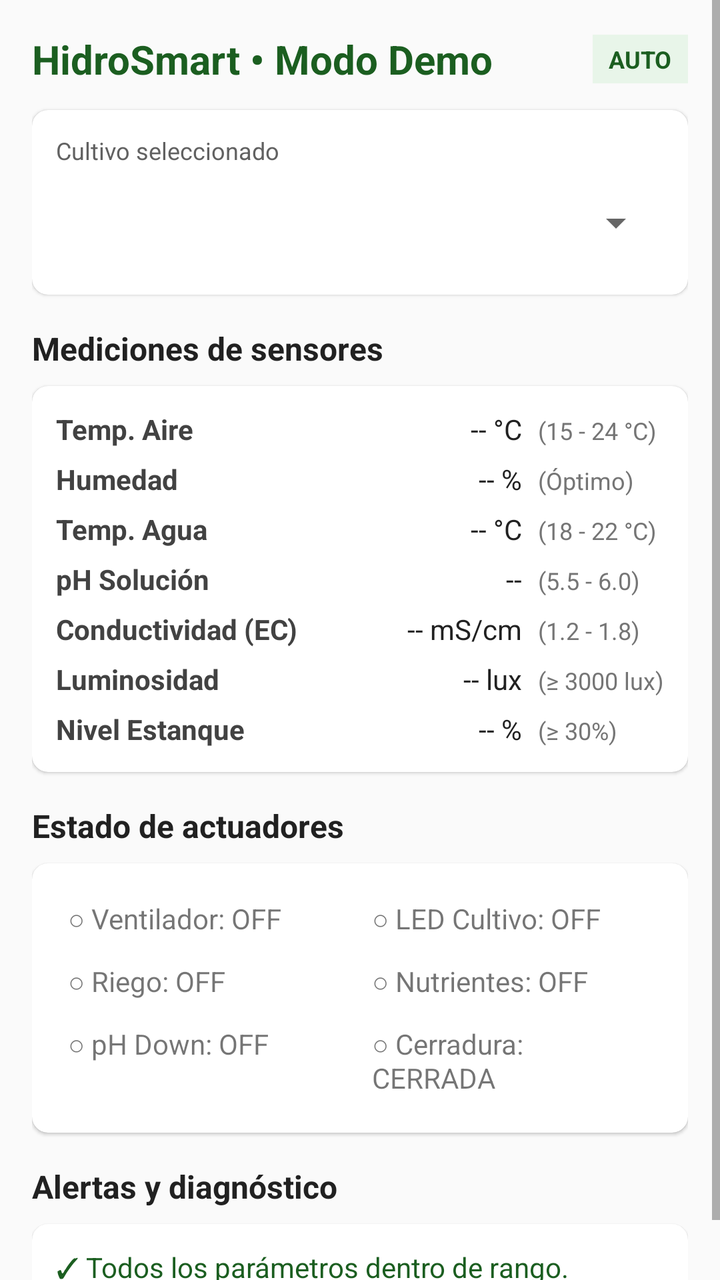
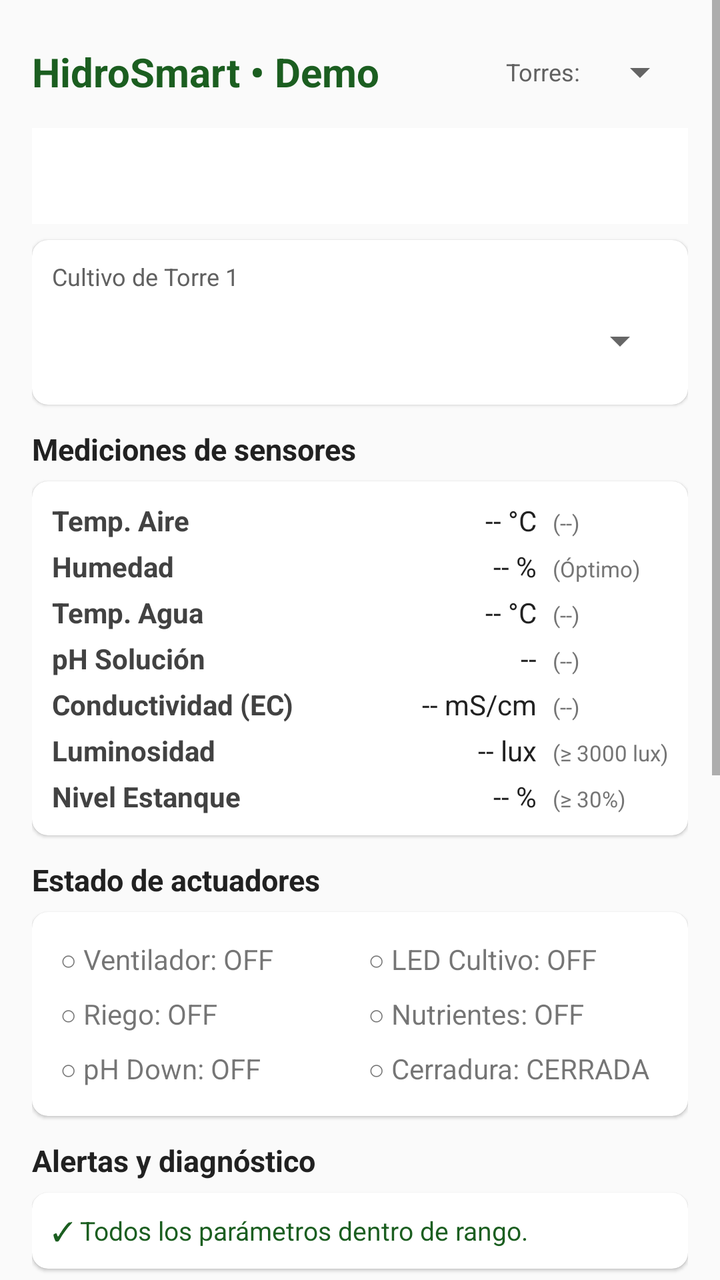

Two renders of the same Android screen: before a commit and after it. Below are the layout's source before the change and the commit's diff.
<!-- AndroidManifest.xml: application theme Theme.HidroSmart -->
<!-- res/layout/activity_main.xml -->
<?xml version="1.0" encoding="utf-8"?>
<ScrollView xmlns:android="http://schemas.android.com/apk/res/android"
    xmlns:app="http://schemas.android.com/apk/res-auto"
    android:id="@+id/main"
    android:layout_width="match_parent"
    android:layout_height="match_parent"
    android:background="#FAFAFA"
    android:fillViewport="true">

    <LinearLayout
        android:layout_width="match_parent"
        android:layout_height="wrap_content"
        android:orientation="vertical"
        android:padding="16dp">

        
        <LinearLayout
            android:layout_width="match_parent"
            android:layout_height="wrap_content"
            android:gravity="center_vertical"
            android:orientation="horizontal">

            <TextView
                android:id="@+id/tvTitulo"
                android:layout_width="0dp"
                android:layout_height="wrap_content"
                android:layout_weight="1"
                android:text="HidroSmart • Modo Demo"
                android:textColor="#1B5E20"
                android:textSize="20sp"
                android:textStyle="bold" />

            <TextView
                android:id="@+id/tvModoBadge"
                android:layout_width="wrap_content"
                android:layout_height="wrap_content"
                android:background="#E8F5E9"
                android:paddingStart="8dp"
                android:paddingTop="4dp"
                android:paddingEnd="8dp"
                android:paddingBottom="4dp"
                android:text="AUTO"
                android:textColor="#1B5E20"
                android:textSize="12sp"
                android:textStyle="bold" />
        </LinearLayout>

        
        <com.google.android.material.card.MaterialCardView
            android:layout_width="match_parent"
            android:layout_height="wrap_content"
            android:layout_marginTop="12dp"
            app:cardCornerRadius="8dp"
            app:cardElevation="1dp">

            <LinearLayout
                android:layout_width="match_parent"
                android:layout_height="wrap_content"
                android:orientation="vertical"
                android:padding="12dp">

                <TextView
                    android:layout_width="wrap_content"
                    android:layout_height="wrap_content"
                    android:text="Cultivo seleccionado"
                    android:textColor="#616161"
                    android:textSize="12sp" />

                <Spinner
                    android:id="@+id/spnCultivo"
                    android:layout_width="match_parent"
                    android:layout_height="48dp"
                    android:layout_marginTop="4dp" />
            </LinearLayout>
        </com.google.android.material.card.MaterialCardView>

        
        <TextView
            android:layout_width="wrap_content"
            android:layout_height="wrap_content"
            android:layout_marginTop="16dp"
            android:text="Mediciones de sensores"
            android:textColor="#212121"
            android:textSize="16sp"
            android:textStyle="bold" />

        <com.google.android.material.card.MaterialCardView
            android:layout_width="match_parent"
            android:layout_height="wrap_content"
            android:layout_marginTop="8dp"
            app:cardCornerRadius="8dp"
            app:cardElevation="1dp">

            <TableLayout
                android:layout_width="match_parent"
                android:layout_height="wrap_content"
                android:padding="12dp"
                android:stretchColumns="1">

                
                <TableRow android:paddingBottom="6dp">
                    <TextView android:text="Temp. Aire" android:textColor="#424242" android:textStyle="bold" />
                    <TextView android:id="@+id/tvTempAire" android:gravity="end" android:text="-- °C" android:textColor="#212121" />
                    <TextView android:id="@+id/tvRangoAire" android:layout_marginStart="8dp" android:text="(15 - 24 °C)" android:textColor="#757575" android:textSize="12sp" />
                </TableRow>

                
                <TableRow android:paddingBottom="6dp">
                    <TextView android:text="Humedad" android:textColor="#424242" android:textStyle="bold" />
                    <TextView android:id="@+id/tvHumedad" android:gravity="end" android:text="-- %" android:textColor="#212121" />
                    <TextView android:layout_marginStart="8dp" android:text="(Óptimo)" android:textColor="#757575" android:textSize="12sp" />
                </TableRow>

                
                <TableRow android:paddingBottom="6dp">
                    <TextView android:text="Temp. Agua" android:textColor="#424242" android:textStyle="bold" />
                    <TextView android:id="@+id/tvTempAgua" android:gravity="end" android:text="-- °C" android:textColor="#212121" />
                    <TextView android:id="@+id/tvRangoAgua" android:layout_marginStart="8dp" android:text="(18 - 22 °C)" android:textColor="#757575" android:textSize="12sp" />
                </TableRow>

                
                <TableRow android:paddingBottom="6dp">
                    <TextView android:text="pH Solución" android:textColor="#424242" android:textStyle="bold" />
                    <TextView android:id="@+id/tvPh" android:gravity="end" android:text="--" android:textColor="#212121" />
                    <TextView android:id="@+id/tvRangoPh" android:layout_marginStart="8dp" android:text="(5.5 - 6.0)" android:textColor="#757575" android:textSize="12sp" />
                </TableRow>

                
                <TableRow android:paddingBottom="6dp">
                    <TextView android:text="Conductividad (EC)" android:textColor="#424242" android:textStyle="bold" />
                    <TextView android:id="@+id/tvEc" android:gravity="end" android:text="-- mS/cm" android:textColor="#212121" />
                    <TextView android:id="@+id/tvRangoEc" android:layout_marginStart="8dp" android:text="(1.2 - 1.8)" android:textColor="#757575" android:textSize="12sp" />
                </TableRow>

                
                <TableRow android:paddingBottom="6dp">
                    <TextView android:text="Luminosidad" android:textColor="#424242" android:textStyle="bold" />
                    <TextView android:id="@+id/tvLux" android:gravity="end" android:text="-- lux" android:textColor="#212121" />
                    <TextView android:layout_marginStart="8dp" android:text="(≥ 3000 lux)" android:textColor="#757575" android:textSize="12sp" />
                </TableRow>

                
                <TableRow>
                    <TextView android:text="Nivel Estanque" android:textColor="#424242" android:textStyle="bold" />
                    <TextView android:id="@+id/tvNivel" android:gravity="end" android:text="-- %" android:textColor="#212121" />
                    <TextView android:layout_marginStart="8dp" android:text="(≥ 30%)" android:textColor="#757575" android:textSize="12sp" />
                </TableRow>
            </TableLayout>
        </com.google.android.material.card.MaterialCardView>

        
        <TextView
            android:layout_width="wrap_content"
            android:layout_height="wrap_content"
            android:layout_marginTop="16dp"
            android:text="Estado de actuadores"
            android:textColor="#212121"
            android:textSize="16sp"
            android:textStyle="bold" />

        <com.google.android.material.card.MaterialCardView
            android:layout_width="match_parent"
            android:layout_height="wrap_content"
            android:layout_marginTop="8dp"
            app:cardCornerRadius="8dp"
            app:cardElevation="1dp">

            <GridLayout
                android:layout_width="match_parent"
                android:layout_height="wrap_content"
                android:columnCount="2"
                android:padding="12dp">

                <TextView android:id="@+id/actVentilador" android:layout_width="0dp" android:layout_columnWeight="1" android:padding="6dp" android:text="○ Ventilador: OFF" />
                <TextView android:id="@+id/actLed" android:layout_width="0dp" android:layout_columnWeight="1" android:padding="6dp" android:text="○ LED Cultivo: OFF" />
                <TextView android:id="@+id/actBomba" android:layout_width="0dp" android:layout_columnWeight="1" android:padding="6dp" android:text="○ Riego: OFF" />
                <TextView android:id="@+id/actNutrientes" android:layout_width="0dp" android:layout_columnWeight="1" android:padding="6dp" android:text="○ Nutrientes: OFF" />
                <TextView android:id="@+id/actPhPump" android:layout_width="0dp" android:layout_columnWeight="1" android:padding="6dp" android:text="○ pH Down: OFF" />
                <TextView android:id="@+id/actCerradura" android:layout_width="0dp" android:layout_columnWeight="1" android:padding="6dp" android:text="○ Cerradura: CERRADA" />
            </GridLayout>
        </com.google.android.material.card.MaterialCardView>

        
        <TextView
            android:layout_width="wrap_content"
            android:layout_height="wrap_content"
            android:layout_marginTop="16dp"
            android:text="Alertas y diagnóstico"
            android:textColor="#212121"
            android:textSize="16sp"
            android:textStyle="bold" />

        <com.google.android.material.card.MaterialCardView
            android:layout_width="match_parent"
            android:layout_height="wrap_content"
            android:layout_marginTop="8dp"
            app:cardCornerRadius="8dp"
            app:cardElevation="1dp">

            <TextView
                android:id="@+id/tvAlertas"
                android:layout_width="match_parent"
                android:layout_height="wrap_content"
                android:lineSpacingExtra="4dp"
                android:padding="12dp"
                android:text="✓ Todos los parámetros dentro de rango."
                android:textColor="#1B5E20"
                android:textSize="14sp" />
        </com.google.android.material.card.MaterialCardView>

    </LinearLayout>
</ScrollView>
<!-- resources referenced by this layout -->
<resources>
  <style name="Theme.HidroSmart" parent="Theme.MaterialComponents.DayNight.NoActionBar">
          
          <item name="colorPrimary">@color/purple_500</item>
          <item name="colorPrimaryVariant">@color/purple_700</item>
          <item name="colorOnPrimary">@color/white</item>
          
          <item name="colorSecondary">@color/teal_200</item>
          <item name="colorSecondaryVariant">@color/teal_700</item>
          <item name="colorOnSecondary">@color/black</item>
          
          <item name="android:statusBarColor">?attr/colorPrimaryVariant</item>
          
      </style>
  <color name="purple_500">#FF6200EE</color>
  <color name="purple_700">#FF3700B3</color>
  <color name="white">#FFFFFFFF</color>
  <color name="teal_200">#FF03DAC5</color>
  <color name="teal_700">#FF018786</color>
  <color name="black">#FF000000</color>
</resources>

<!-- the commit's change to res/layout/activity_main.xml (unified diff, before → after) -->
@@ -21,35 +21,43 @@
             android:orientation="horizontal">
 
             <TextView
-                android:id="@+id/tvTitulo"
                 android:layout_width="0dp"
                 android:layout_height="wrap_content"
                 android:layout_weight="1"
-                android:text="HidroSmart • Modo Demo"
+                android:text="HidroSmart • Demo"
                 android:textColor="#1B5E20"
                 android:textSize="20sp"
                 android:textStyle="bold" />
 
             <TextView
-                android:id="@+id/tvModoBadge"
                 android:layout_width="wrap_content"
                 android:layout_height="wrap_content"
-                android:background="#E8F5E9"
-                android:paddingStart="8dp"
-                android:paddingTop="4dp"
-                android:paddingEnd="8dp"
-                android:paddingBottom="4dp"
-                android:text="AUTO"
-                android:textColor="#1B5E20"
-                android:textSize="12sp"
-                android:textStyle="bold" />
+                android:layout_marginEnd="6dp"
+                android:text="Torres:"
+                android:textColor="#616161"
+                android:textSize="12sp" />
+
+            <Spinner
+                android:id="@+id/spnCantidadTorres"
+                android:layout_width="wrap_content"
+                android:layout_height="40dp" />
         </LinearLayout>
 
         
-        <com.google.android.material.card.MaterialCardView
-            android:layout_width="match_parent"
-            android:layout_height="wrap_content"
-            android:layout_marginTop="12dp"
+        <com.google.android.material.tabs.TabLayout
+            android:id="@+id/tabTorres"
+            android:layout_width="match_parent"
+            android:layout_height="wrap_content"
+            android:layout_marginTop="8dp"
+            app:tabIndicatorColor="#1B5E20"
+            app:tabMode="fixed"
+            app:tabSelectedTextColor="#1B5E20" />
+
+        
+        <com.google.android.material.card.MaterialCardView
+            android:layout_width="match_parent"
+            android:layout_height="wrap_content"
+            android:layout_marginTop="8dp"
             app:cardCornerRadius="8dp"
             app:cardElevation="1dp">
 
@@ -57,20 +65,21 @@
                 android:layout_width="match_parent"
                 android:layout_height="wrap_content"
                 android:orientation="vertical"
-                android:padding="12dp">
+                android:padding="10dp">
 
                 <TextView
+                    android:id="@+id/tvLabelCultivo"
                     android:layout_width="wrap_content"
                     android:layout_height="wrap_content"
-                    android:text="Cultivo seleccionado"
+                    android:text="Cultivo de Torre 1"
                     android:textColor="#616161"
                     android:textSize="12sp" />
 
                 <Spinner
                     android:id="@+id/spnCultivo"
                     android:layout_width="match_parent"
-                    android:layout_height="48dp"
-                    android:layout_marginTop="4dp" />
+                    android:layout_height="44dp"
+                    android:layout_marginTop="2dp" />
             </LinearLayout>
         </com.google.android.material.card.MaterialCardView>
 
@@ -78,72 +87,65 @@
         <TextView
             android:layout_width="wrap_content"
             android:layout_height="wrap_content"
-            android:layout_marginTop="16dp"
+            android:layout_marginTop="12dp"
             android:text="Mediciones de sensores"
             android:textColor="#212121"
-            android:textSize="16sp"
-            android:textStyle="bold" />
-
-        <com.google.android.material.card.MaterialCardView
-            android:layout_width="match_parent"
-            android:layout_height="wrap_content"
-            android:layout_marginTop="8dp"
+            android:textSize="15sp"
+            android:textStyle="bold" />
+
+        <com.google.android.material.card.MaterialCardView
+            android:layout_width="match_parent"
+            android:layout_height="wrap_content"
+            android:layout_marginTop="6dp"
             app:cardCornerRadius="8dp"
             app:cardElevation="1dp">
 
             <TableLayout
                 android:layout_width="match_parent"
                 android:layout_height="wrap_content"
-                android:padding="12dp"
+                android:padding="10dp"
                 android:stretchColumns="1">
 
-                
-                <TableRow android:paddingBottom="6dp">
+                <TableRow android:paddingBottom="4dp">
                     <TextView android:text="Temp. Aire" android:textColor="#424242" android:textStyle="bold" />
                     <TextView android:id="@+id/tvTempAire" android:gravity="end" android:text="-- °C" android:textColor="#212121" />
-                    <TextView android:id="@+id/tvRangoAire" android:layout_marginStart="8dp" android:text="(15 - 24 °C)" android:textColor="#757575" android:textSize="12sp" />
-                </TableRow>
-
-                
-                <TableRow android:paddingBottom="6dp">
+                    <TextView android:id="@+id/tvRangoAire" android:layout_marginStart="8dp" android:text="(--)" android:textColor="#757575" android:textSize="11sp" />
+                </TableRow>
+
+                <TableRow android:paddingBottom="4dp">
                     <TextView android:text="Humedad" android:textColor="#424242" android:textStyle="bold" />
                     <TextView android:id="@+id/tvHumedad" android:gravity="end" android:text="-- %" android:textColor="#212121" />
-                    <TextView android:layout_marginStart="8dp" android:text="(Óptimo)" android:textColor="#757575" android:textSize="12sp" />
-                </TableRow>
-
-                
-                <TableRow android:paddingBottom="6dp">
+                    <TextView android:layout_marginStart="8dp" android:text="(Óptimo)" android:textColor="#757575" android:textSize="11sp" />
+                </TableRow>
+
+                <TableRow android:paddingBottom="4dp">
                     <TextView android:text="Temp. Agua" android:textColor="#424242" android:textStyle="bold" />
                     <TextView android:id="@+id/tvTempAgua" android:gravity="end" android:text="-- °C" android:textColor="#212121" />
-                    <TextView android:id="@+id/tvRangoAgua" android:layout_marginStart="8dp" android:text="(18 - 22 °C)" android:textColor="#757575" android:textSize="12sp" />
-                </TableRow>
-
-                
-                <TableRow android:paddingBottom="6dp">
+                    <TextView android:id="@+id/tvRangoAgua" android:layout_marginStart="8dp" android:text="(--)" android:textColor="#757575" android:textSize="11sp" />
+                </TableRow>
+
+                <TableRow android:paddingBottom="4dp">
                     <TextView android:text="pH Solución" android:textColor="#424242" android:textStyle="bold" />
                     <TextView android:id="@+id/tvPh" android:gravity="end" android:text="--" android:textColor="#212121" />
-                    <TextView android:id="@+id/tvRangoPh" android:layout_marginStart="8dp" android:text="(5.5 - 6.0)" android:textColor="#757575" android:textSize="12sp" />
-                </TableRow>
-
-                
-                <TableRow android:paddingBottom="6dp">
+                    <TextView android:id="@+id/tvRangoPh" android:layout_marginStart="8dp" android:text="(--)" android:textColor="#757575" android:textSize="11sp" />
+                </TableRow>
+
+                <TableRow android:paddingBottom="4dp">
                     <TextView android:text="Conductividad (EC)" android:textColor="#424242" android:textStyle="bold" />
                     <TextView android:id="@+id/tvEc" android:gravity="end" android:text="-- mS/cm" android:textColor="#212121" />
-                    <TextView android:id="@+id/tvRangoEc" android:layout_marginStart="8dp" android:text="(1.2 - 1.8)" android:textColor="#757575" android:textSize="12sp" />
-                </TableRow>
-
-                
-                <TableRow android:paddingBottom="6dp">
+                    <TextView android:id="@+id/tvRangoEc" android:layout_marginStart="8dp" android:text="(--)" android:textColor="#757575" android:textSize="11sp" />
+                </TableRow>
+
+                <TableRow android:paddingBottom="4dp">
                     <TextView android:text="Luminosidad" android:textColor="#424242" android:textStyle="bold" />
                     <TextView android:id="@+id/tvLux" android:gravity="end" android:text="-- lux" android:textColor="#212121" />
-                    <TextView android:layout_marginStart="8dp" android:text="(≥ 3000 lux)" android:textColor="#757575" android:textSize="12sp" />
-                </TableRow>
-
-                
+                    <TextView android:layout_marginStart="8dp" android:text="(≥ 3000 lux)" android:textColor="#757575" android:textSize="11sp" />
+                </TableRow>
+
                 <TableRow>
                     <TextView android:text="Nivel Estanque" android:textColor="#424242" android:textStyle="bold" />
                     <TextView android:id="@+id/tvNivel" android:gravity="end" android:text="-- %" android:textColor="#212121" />
-                    <TextView android:layout_marginStart="8dp" android:text="(≥ 30%)" android:textColor="#757575" android:textSize="12sp" />
+                    <TextView android:layout_marginStart="8dp" android:text="(≥ 30%)" android:textColor="#757575" android:textSize="11sp" />
                 </TableRow>
             </TableLayout>
         </com.google.android.material.card.MaterialCardView>
@@ -152,16 +154,16 @@
         <TextView
             android:layout_width="wrap_content"
             android:layout_height="wrap_content"
-            android:layout_marginTop="16dp"
+            android:layout_marginTop="12dp"
             android:text="Estado de actuadores"
             android:textColor="#212121"
-            android:textSize="16sp"
-            android:textStyle="bold" />
-
-        <com.google.android.material.card.MaterialCardView
-            android:layout_width="match_parent"
-            android:layout_height="wrap_content"
-            android:layout_marginTop="8dp"
+            android:textSize="15sp"
+            android:textStyle="bold" />
+
+        <com.google.android.material.card.MaterialCardView
+            android:layout_width="match_parent"
+            android:layout_height="wrap_content"
+            android:layout_marginTop="6dp"
             app:cardCornerRadius="8dp"
             app:cardElevation="1dp">
 
@@ -169,14 +171,14 @@
                 android:layout_width="match_parent"
                 android:layout_height="wrap_content"
                 android:columnCount="2"
-                android:padding="12dp">
-
-                <TextView android:id="@+id/actVentilador" android:layout_width="0dp" android:layout_columnWeight="1" android:padding="6dp" android:text="○ Ventilador: OFF" />
-                <TextView android:id="@+id/actLed" android:layout_width="0dp" android:layout_columnWeight="1" android:padding="6dp" android:text="○ LED Cultivo: OFF" />
-                <TextView android:id="@+id/actBomba" android:layout_width="0dp" android:layout_columnWeight="1" android:padding="6dp" android:text="○ Riego: OFF" />
-                <TextView android:id="@+id/actNutrientes" android:layout_width="0dp" android:layout_columnWeight="1" android:padding="6dp" android:text="○ Nutrientes: OFF" />
-                <TextView android:id="@+id/actPhPump" android:layout_width="0dp" android:layout_columnWeight="1" android:padding="6dp" android:text="○ pH Down: OFF" />
-                <TextView android:id="@+id/actCerradura" android:layout_width="0dp" android:layout_columnWeight="1" android:padding="6dp" android:text="○ Cerradura: CERRADA" />
+                android:padding="10dp">
+
+                <TextView android:id="@+id/actVentilador" android:layout_width="0dp" android:layout_columnWeight="1" android:padding="4dp" android:text="○ Ventilador: OFF" />
+                <TextView android:id="@+id/actLed" android:layout_width="0dp" android:layout_columnWeight="1" android:padding="4dp" android:text="○ LED Cultivo: OFF" />
+                <TextView android:id="@+id/actBomba" android:layout_width="0dp" android:layout_columnWeight="1" android:padding="4dp" android:text="○ Riego: OFF" />
+                <TextView android:id="@+id/actNutrientes" android:layout_width="0dp" android:layout_columnWeight="1" android:padding="4dp" android:text="○ Nutrientes: OFF" />
+                <TextView android:id="@+id/actPhPump" android:layout_width="0dp" android:layout_columnWeight="1" android:padding="4dp" android:text="○ pH Down: OFF" />
+                <TextView android:id="@+id/actCerradura" android:layout_width="0dp" android:layout_columnWeight="1" android:padding="4dp" android:text="○ Cerradura: CERRADA" />
             </GridLayout>
         </com.google.android.material.card.MaterialCardView>
 
@@ -184,16 +186,16 @@
         <TextView
             android:layout_width="wrap_content"
             android:layout_height="wrap_content"
-            android:layout_marginTop="16dp"
+            android:layout_marginTop="12dp"
             android:text="Alertas y diagnóstico"
             android:textColor="#212121"
-            android:textSize="16sp"
-            android:textStyle="bold" />
-
-        <com.google.android.material.card.MaterialCardView
-            android:layout_width="match_parent"
-            android:layout_height="wrap_content"
-            android:layout_marginTop="8dp"
+            android:textSize="15sp"
+            android:textStyle="bold" />
+
+        <com.google.android.material.card.MaterialCardView
+            android:layout_width="match_parent"
+            android:layout_height="wrap_content"
+            android:layout_marginTop="6dp"
             app:cardCornerRadius="8dp"
             app:cardElevation="1dp">
 
@@ -201,12 +203,49 @@
                 android:id="@+id/tvAlertas"
                 android:layout_width="match_parent"
                 android:layout_height="wrap_content"
-                android:lineSpacingExtra="4dp"
-                android:padding="12dp"
+                android:lineSpacingExtra="3dp"
+                android:padding="10dp"
                 android:text="✓ Todos los parámetros dentro de rango."
                 android:textColor="#1B5E20"
-                android:textSize="14sp" />
-        </com.google.android.material.card.MaterialCardView>
+                android:textSize="13sp" />
+        </com.google.android.material.card.MaterialCardView>
+
+        
+        <TextView
+            android:layout_width="wrap_content"
+            android:layout_height="wrap_content"
+            android:layout_marginTop="14dp"
+            android:text="Aplicar escenario a esta torre"
+            android:textColor="#212121"
+            android:textSize="15sp"
+            android:textStyle="bold" />
+
+        <GridLayout
+            android:layout_width="match_parent"
+            android:layout_height="wrap_content"
+            android:layout_marginTop="6dp"
+            android:columnCount="2">
+
+            <Button android:id="@+id/btnEscCalor" style="?attr/materialButtonOutlinedStyle" android:layout_width="0dp" android:layout_columnWeight="1" android:layout_margin="2dp" android:text="Calor" />
+            <Button android:id="@+id/btnEscFrio" style="?attr/materialButtonOutlinedStyle" android:layout_width="0dp" android:layout_columnWeight="1" android:layout_margin="2dp" android:text="Frío" />
+            <Button android:id="@+id/btnEscAguaCal" style="?attr/materialButtonOutlinedStyle" android:layout_width="0dp" android:layout_columnWeight="1" android:layout_margin="2dp" android:text="Agua caliente" />
+            <Button android:id="@+id/btnEscAguaFria" style="?attr/materialButtonOutlinedStyle" android:layout_width="0dp" android:layout_columnWeight="1" android:layout_margin="2dp" android:text="Agua fría" />
+            <Button android:id="@+id/btnEscPhAlto" style="?attr/materialButtonOutlinedStyle" android:layout_width="0dp" android:layout_columnWeight="1" android:layout_margin="2dp" android:text="pH alto" />
+            <Button android:id="@+id/btnEscPhBajo" style="?attr/materialButtonOutlinedStyle" android:layout_width="0dp" android:layout_columnWeight="1" android:layout_margin="2dp" android:text="pH bajo" />
+            <Button android:id="@+id/btnEscEcBaja" style="?attr/materialButtonOutlinedStyle" android:layout_width="0dp" android:layout_columnWeight="1" android:layout_margin="2dp" android:text="EC baja" />
+            <Button android:id="@+id/btnEscEcAlta" style="?attr/materialButtonOutlinedStyle" android:layout_width="0dp" android:layout_columnWeight="1" android:layout_margin="2dp" android:text="EC alta" />
+            <Button android:id="@+id/btnEscOscuridad" style="?attr/materialButtonOutlinedStyle" android:layout_width="0dp" android:layout_columnWeight="1" android:layout_margin="2dp" android:text="Poca luz" />
+            <Button android:id="@+id/btnEscNivelBajo" style="?attr/materialButtonOutlinedStyle" android:layout_width="0dp" android:layout_columnWeight="1" android:layout_margin="2dp" android:text="Nivel bajo" />
+            <Button android:id="@+id/btnEscNivelCritico" style="?attr/materialButtonOutlinedStyle" android:layout_width="0dp" android:layout_columnWeight="1" android:layout_margin="2dp" android:text="Nivel crítico" />
+            <Button android:id="@+id/btnEscNormal" style="?attr/materialButtonOutlinedStyle" android:layout_width="0dp" android:layout_columnWeight="1" android:layout_margin="2dp" android:text="Normal" />
+        </GridLayout>
+
+        <Button
+            android:id="@+id/btnRellenarEstanque"
+            android:layout_width="match_parent"
+            android:layout_height="wrap_content"
+            android:layout_marginTop="6dp"
+            android:text="Rellenar estanque (100 %)" />
 
     </LinearLayout>
 </ScrollView>
